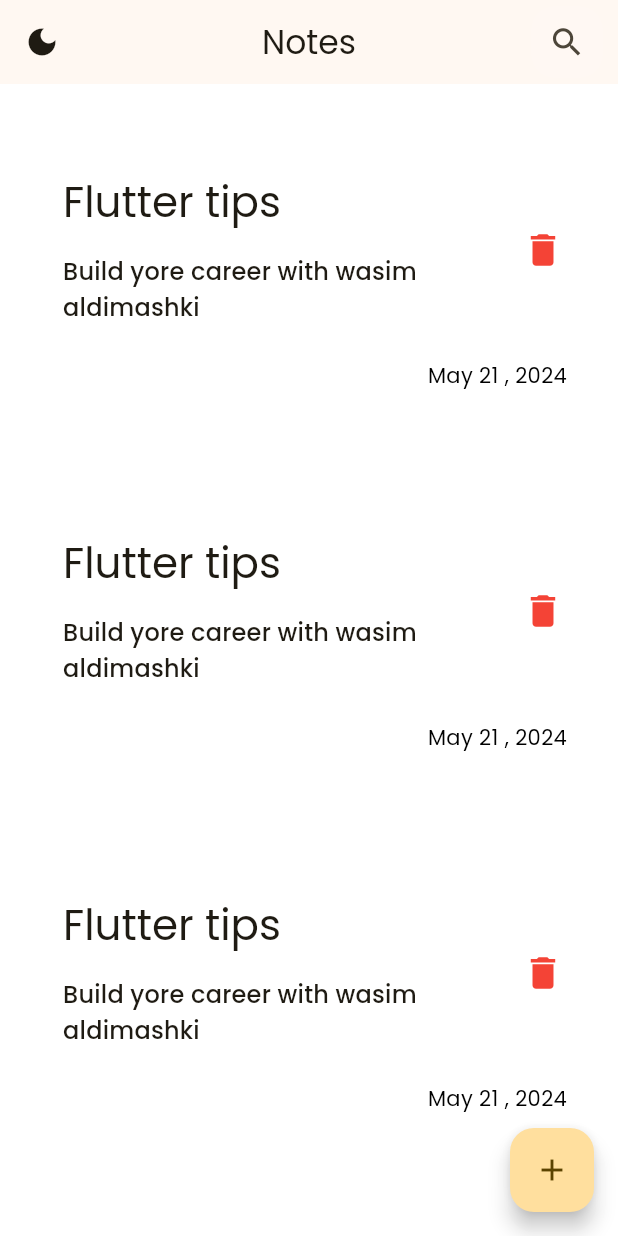
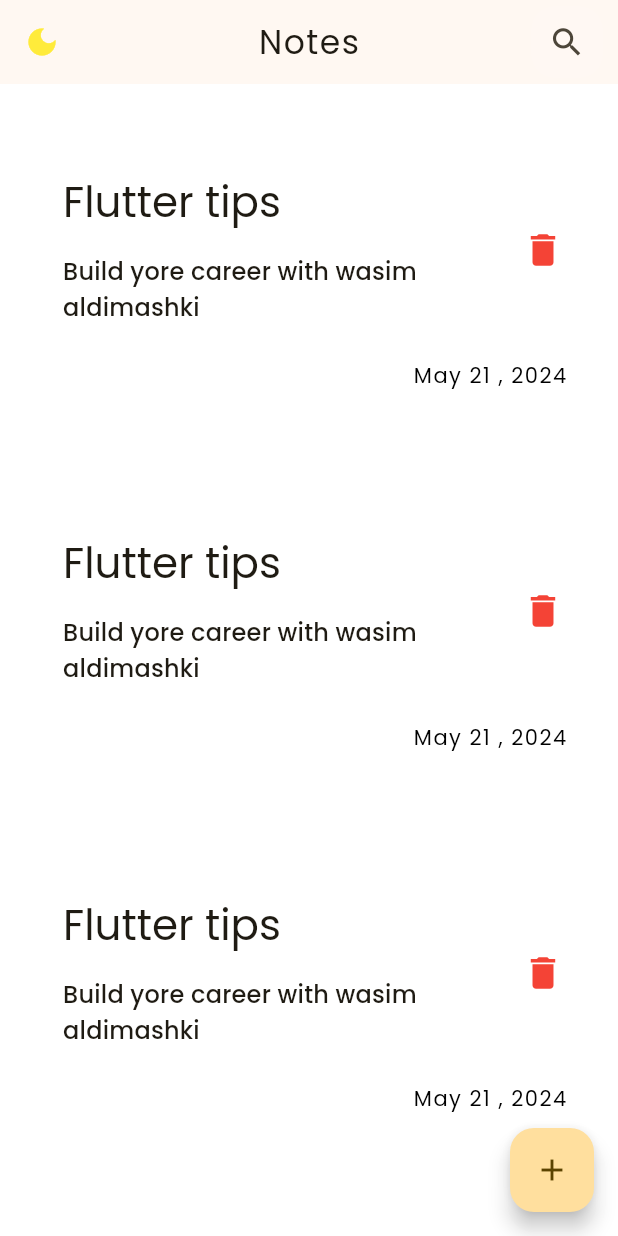
Before and after one commit to wasimaldimashki/notes_app, a Flutter app: the screen it shows after launch, on a phone screen of 412 x 824 dp. Run offline on Flutter 3.47's test engine with Material 3 defaults, Android fonts, the phone set to English and light mode, and no system bars; our stand-ins replace bloc, flutter_bloc.

Commit message:
fix code and add fixes of modal bottom sheet

```diff
--- a/lib/home.dart
+++ b/lib/home.dart
@@ -1,5 +1,5 @@
 import 'package:flutter/material.dart';
-import 'package:notes_app/widgets/add_note.dart';
+import 'package:notes_app/widgets/add_note_bottom_sheet.dart';
 
 import 'package:notes_app/widgets/custom_app_bar.dart';
 import 'package:notes_app/widgets/notes_list_view.dart';
@@ -13,8 +13,12 @@ class HomePage extends StatelessWidget {
       appBar: const CustomAppBar(),
       body: const NotesListView(),
       floatingActionButton: FloatingActionButton(
+        tooltip: 'Add New Note',
         onPressed: () {
           showModalBottomSheet(
+              enableDrag: true,
+              useSafeArea: true,
+              showDragHandle: true,
               context: context,
               builder: (context) {
                 return const AddNoteBottomSheet();
--- a/lib/theme/app_theme.dart
+++ b/lib/theme/app_theme.dart
@@ -5,9 +5,9 @@ class LightTheme {
     primaryColor: Colors.amber,
     scaffoldBackgroundColor: const Color.fromARGB(233, 255, 255, 255),
     textTheme: const TextTheme(
-      bodyLarge: TextStyle(color: Colors.black),
-      bodyMedium: TextStyle(color: Colors.black),
-      titleLarge: TextStyle(color: Colors.black),
+      bodyLarge: TextStyle(color: Colors.black, letterSpacing: 1),
+      bodyMedium: TextStyle(color: Colors.black, letterSpacing: 1),
+      titleLarge: TextStyle(color: Colors.black, letterSpacing: 1),
     ),
     buttonTheme: const ButtonThemeData(
       textTheme: ButtonTextTheme.primary,
@@ -17,7 +17,6 @@ class LightTheme {
     colorScheme: ColorScheme.fromSeed(seedColor: Colors.amber),
     iconTheme: const IconThemeData(
       color: Colors.amber,
-      weight: 1000,
       size: 24,
     ),
     listTileTheme: const ListTileThemeData(
@@ -39,9 +38,18 @@ class DarkTheme {
     scaffoldBackgroundColor: Colors.grey[900],
     cardColor: Colors.grey[800],
     textTheme: const TextTheme(
-      bodyLarge: TextStyle(color: Colors.white),
-      bodyMedium: TextStyle(color: Colors.white),
-      titleLarge: TextStyle(color: Colors.white),
+      bodyLarge: TextStyle(color: Colors.white, letterSpacing: 1),
+      bodyMedium: TextStyle(color: Colors.white, letterSpacing: 1),
+      bodySmall: TextStyle(color: Colors.white, letterSpacing: 1),
+      titleLarge: TextStyle(color: Colors.white, letterSpacing: 1),
+      titleMedium: TextStyle(color: Colors.white, letterSpacing: 1),
+      titleSmall: TextStyle(color: Colors.white, letterSpacing: 1),
+      displayLarge: TextStyle(color: Colors.white, letterSpacing: 1),
+      displayMedium: TextStyle(color: Colors.white, letterSpacing: 1),
+      displaySmall: TextStyle(color: Colors.white, letterSpacing: 1),
+      headlineLarge: TextStyle(color: Colors.white, letterSpacing: 1),
+      headlineMedium: TextStyle(color: Colors.white, letterSpacing: 1),
+      headlineSmall: TextStyle(color: Colors.white, letterSpacing: 1),
     ),
     buttonTheme: const ButtonThemeData(
       textTheme: ButtonTextTheme.primary,
--- a/lib/widgets/add_note.dart
+++ /dev/null
@@ -1,10 +0,0 @@
-import 'package:flutter/material.dart';
-
-class AddNoteBottomSheet extends StatelessWidget {
-  const AddNoteBottomSheet({super.key});
-
-  @override
-  Widget build(BuildContext context) {
-    return Container();
-  }
-}
--- /dev/null
+++ b/lib/widgets/add_note_bottom_sheet.dart
@@ -0,0 +1,18 @@
+import 'package:flutter/material.dart';
+
+class AddNoteBottomSheet extends StatelessWidget {
+  const AddNoteBottomSheet({super.key});
+
+  @override
+  Widget build(BuildContext context) {
+    return Container(
+      width: double.infinity,
+      decoration: BoxDecoration(
+        borderRadius: BorderRadiusDirectional.circular(16),
+      ),
+      child: Column(
+        children: [Text('Hello')],
+      ),
+    );
+  }
+}
--- a/lib/widgets/custom_app_bar.dart
+++ b/lib/widgets/custom_app_bar.dart
@@ -20,6 +20,7 @@ class CustomAppBar extends StatelessWidget implements PreferredSizeWidget {
               borderRadius: BorderRadius.circular(16),
             ),
             child: IconButton(
+              tooltip: 'Search Note',
               onPressed: () {},
               icon: const Icon(
                 Icons.search,
@@ -29,20 +30,39 @@ class CustomAppBar extends StatelessWidget implements PreferredSizeWidget {
             ),
           )
         ],
-        leading: InkWell(
-          onTap: () {
-            context.read<ThemeCubit>().toggleTheme();
+        leading: BlocBuilder<ThemeCubit, ThemeModeEnum>(
+          builder: (context, themeMode) {
+            return IconButton(
+                onPressed: () {
+                  context.read<ThemeCubit>().toggleTheme();
+                },
+                icon: Icon(
+                  themeMode == ThemeModeEnum.Dark
+                      ? Icons.light_mode
+                      : Icons.dark_mode,
+                  color: themeMode == ThemeModeEnum.Dark
+                      ? Colors.deepPurpleAccent
+                      : Colors.yellow,
+                ));
           },
-          child: BlocBuilder<ThemeCubit, ThemeModeEnum>(
-            builder: (context, themeMode) {
-              return Icon(
-                themeMode == ThemeModeEnum.Dark
-                    ? Icons.light_mode
-                    : Icons.dark_mode,
-              );
-            },
-          ),
         ),
+        // leading: InkWell(
+        //   onTap: () {
+        //     context.read<ThemeCubit>().toggleTheme();
+        //   },
+        //   child: BlocBuilder<ThemeCubit, ThemeModeEnum>(
+        //     builder: (context, themeMode) {
+        //       return Icon(
+        //         themeMode == ThemeModeEnum.Dark
+        //             ? Icons.light_mode
+        //             : Icons.dark_mode,
+        //         color: themeMode == ThemeModeEnum.Dark
+        //             ? Colors.deepPurpleAccent
+        //             : Colors.yellow,
+        //       );
+        //     },
+        //   ),
+        // ),
       ),
     );
   }
--- a/lib/widgets/note_item.dart
+++ b/lib/widgets/note_item.dart
@@ -36,6 +36,7 @@ class NotesItem extends StatelessWidget {
                     ),
                   ),
                   trailing: IconButton(
+                    tooltip: 'Remove Note',
                     onPressed: () {},
                     icon: const Icon(Icons.delete, size: 28),
                   ),
```
